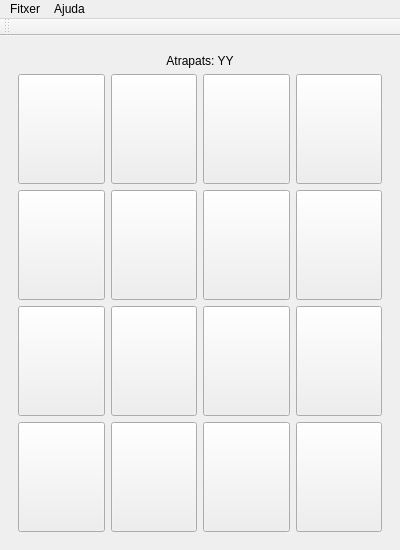
Before: the Qt Designer form M7/Python/ProvaQt/ui/p17_dgr_enxampa.ui in dgr-85/DAM2, drawn with Qt 5.
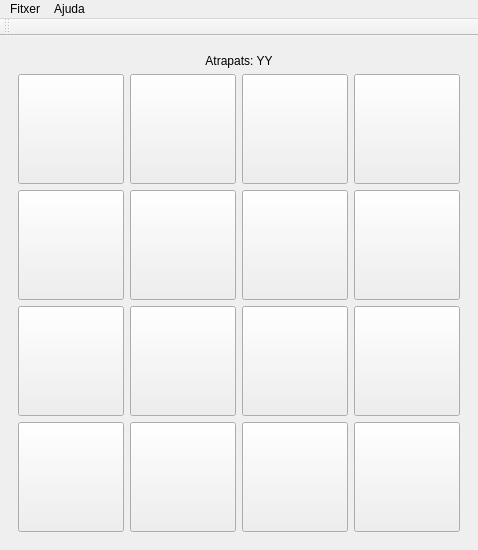
After: the same form once the commit is applied. Icons and pictures are not drawn.

Commit message: Canvis en M7 enxampa

Diff of the .ui file:
```diff
--- a/M7/Python/ProvaQt/ui/p17_dgr_enxampa.ui
+++ b/M7/Python/ProvaQt/ui/p17_dgr_enxampa.ui
@@ -6,7 +6,7 @@
    <rect>
     <x>0</x>
     <y>0</y>
-    <width>400</width>
+    <width>478</width>
     <height>550</height>
    </rect>
   </property>
@@ -383,8 +383,8 @@
     <rect>
      <x>0</x>
      <y>0</y>
-     <width>400</width>
-     <height>20</height>
+     <width>478</width>
+     <height>22</height>
     </rect>
    </property>
    <widget class="QMenu" name="menuFitxer">
```
Left out of the diff: 6 changed lines with no effect on the pictures. The commit also changes 23 other files.
